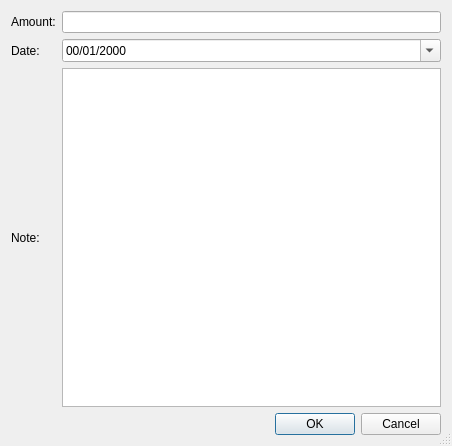
This is src/NewTransactionDialog.ui in Morteza/MoniApp as Qt 5 draws it before an edit. The edited form follows.
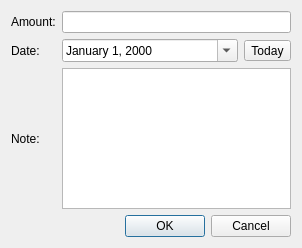
This is the edited form.

Patch:
```diff
--- a/src/NewTransactionDialog.ui
+++ b/src/NewTransactionDialog.ui
@@ -6,15 +6,15 @@
    <rect>
     <x>0</x>
     <y>0</y>
-    <width>452</width>
-    <height>446</height>
+    <width>302</width>
+    <height>248</height>
    </rect>
   </property>
   <property name="windowTitle">
    <string>Dialog</string>
   </property>
   <property name="sizeGripEnabled">
-   <bool>true</bool>
+   <bool>false</bool>
   </property>
   <layout class="QGridLayout" name="gridLayout_2">
    <item row="0" column="0">
@@ -24,7 +24,7 @@
      </property>
     </widget>
    </item>
-   <item row="0" column="1">
+   <item row="0" column="1" colspan="2">
     <widget class="QLineEdit" name="lineEdit"/>
    </item>
    <item row="1" column="0">
@@ -34,24 +34,14 @@
      </property>
     </widget>
    </item>
-   <item row="2" column="0">
+   <item row="3" column="0">
     <widget class="QLabel" name="label_3">
      <property name="text">
       <string>Note:</string>
      </property>
     </widget>
    </item>
-   <item row="3" column="1">
-    <widget class="QDialogButtonBox" name="buttonBox">
-     <property name="orientation">
-      <enum>Qt::Horizontal</enum>
-     </property>
-     <property name="standardButtons">
-      <set>QDialogButtonBox::Cancel|QDialogButtonBox::Ok</set>
-     </property>
-    </widget>
-   </item>
-   <item row="2" column="1">
+   <item row="3" column="1" colspan="2">
     <widget class="QTextEdit" name="textEdit">
      <property name="horizontalScrollBarPolicy">
       <enum>Qt::ScrollBarAlwaysOff</enum>
@@ -61,13 +51,30 @@
    <item row="1" column="1">
     <widget class="QDateEdit" name="dateEdit">
      <property name="displayFormat">
-      <string>mm/dd/yyyy</string>
+      <string>MMMM d, yyyy</string>
      </property>
      <property name="calendarPopup">
       <bool>true</bool>
      </property>
     </widget>
    </item>
+   <item row="1" column="2">
+    <widget class="QToolButton" name="toolButton">
+     <property name="text">
+      <string>Today</string>
+     </property>
+    </widget>
+   </item>
+   <item row="4" column="0" colspan="3">
+    <widget class="QDialogButtonBox" name="buttonBox">
+     <property name="orientation">
+      <enum>Qt::Horizontal</enum>
+     </property>
+     <property name="standardButtons">
+      <set>QDialogButtonBox::Cancel|QDialogButtonBox::Ok</set>
+     </property>
+    </widget>
+   </item>
   </layout>
  </widget>
  <resources/>
```
Left out of the diff: 2 changed lines with no effect on the pictures.
